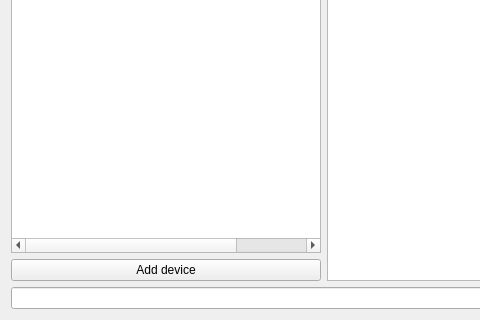
The window that dialogdevicemsg.ui (IvanTsantsarov/herdmind-simulator) describes before a commit, drawn with Qt 5; both pictures show x 0 to 480 and y 214 to 534 of the 647 by 534 pixel window.
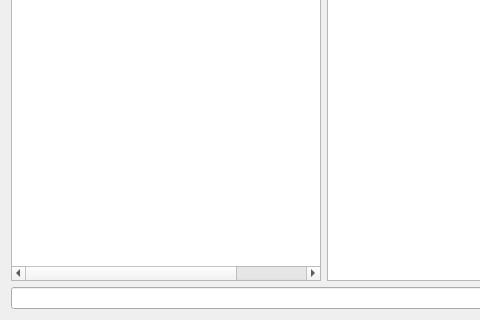
The same window after the commit. Icons and pictures are not drawn.

Commit message: Registering device improved

```diff
--- a/dialogdevicemsg.ui
+++ b/dialogdevicemsg.ui
@@ -42,31 +42,7 @@
         </widget>
        </item>
        <item>
-        <layout class="QHBoxLayout" name="horizontalLayout_3">
-         <item>
-          <widget class="QPushButton" name="btnAddDevice">
-           <property name="toolTip">
-            <string>Add new device dialog</string>
-           </property>
-           <property name="text">
-            <string>Add device</string>
-           </property>
-           <property name="icon">
-            <iconset>
-             <normaloff>res/add.svg</normaloff>res/add.svg</iconset>
-           </property>
-           <property name="iconSize">
-            <size>
-             <width>32</width>
-             <height>32</height>
-            </size>
-           </property>
-           <property name="autoDefault">
-            <bool>false</bool>
-           </property>
-          </widget>
-         </item>
-        </layout>
+        <layout class="QHBoxLayout" name="horizontalLayout_3"/>
        </item>
       </layout>
      </item>
```
The commit also changes 17 other files.
